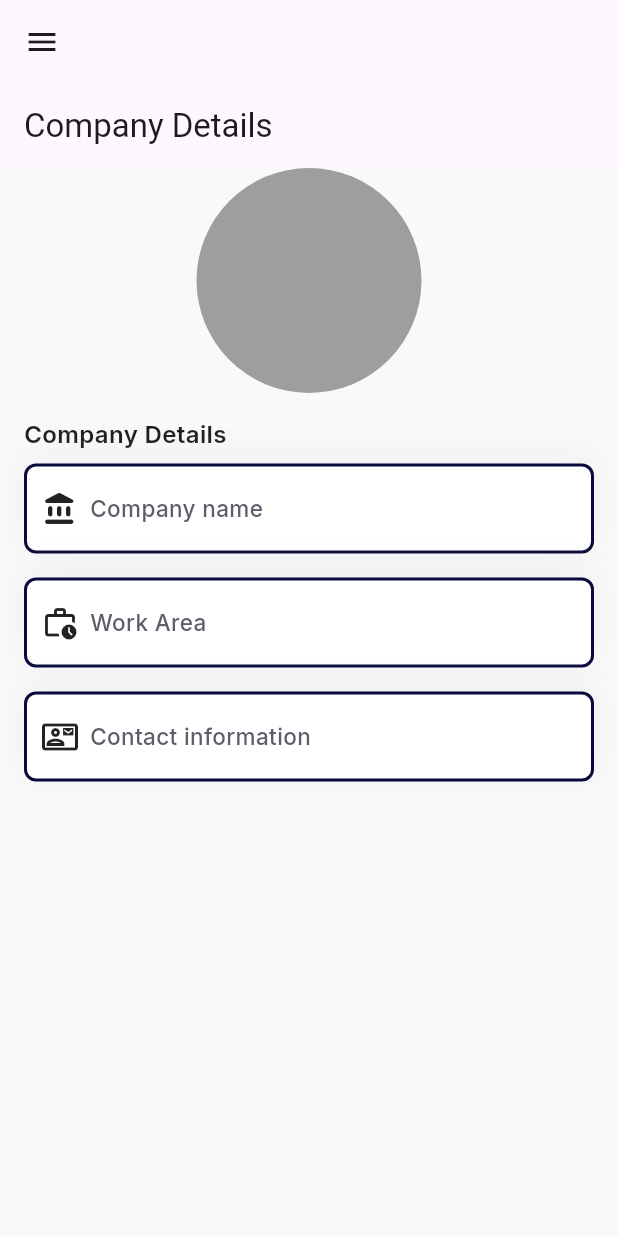
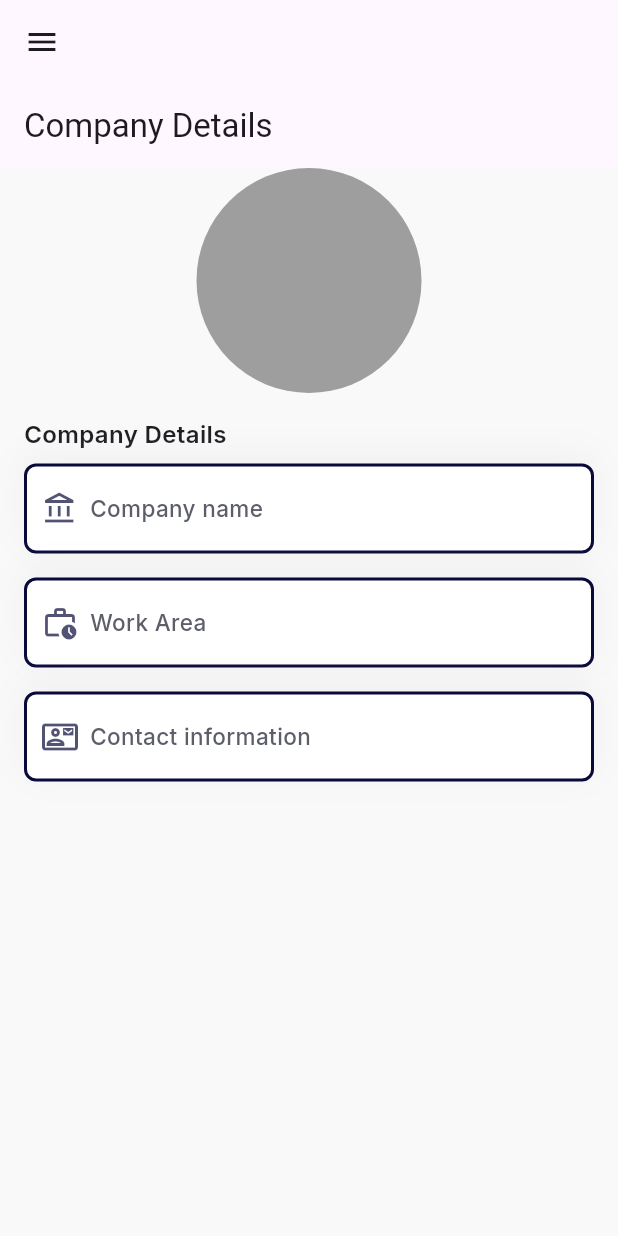
Before and after one commit to siiimaay/tracikfy, a Flutter app: the CompanyDetailView screen opened by its route, on a phone screen of 412 x 824 dp. Run offline on Flutter 3.47's test engine with Material 3 defaults, Android fonts, the phone set to English and light mode, and no system bars; our stand-ins replace bloc, equatable, expandable, flutter_bloc, go_router, google_fonts.

Commit message:
set colors to detail icons

```diff
--- a/lib/features/company/presentation/company_details_view.dart
+++ b/lib/features/company/presentation/company_details_view.dart
@@ -15,31 +15,39 @@ class CompanyDetailView extends StatelessWidget {
       appBar: AppBar(
         title: const Text("Company Details"),
       ),
-      body:  const Column(
+      body: Column(
         crossAxisAlignment: CrossAxisAlignment.center,
         children: [
-          Center(
+          const Center(
               child: CircleAvatar(
             maxRadius: 75,
             backgroundColor: Colors.grey,
           )),
-          SizedBox(height: 16),
+          const SizedBox(height: 16),
           CompanyDetailSection(sectionName: "Company Details", settingsItems: [
             DetailItem(
               text: "Company name",
               valueText: "Value",
-              prefixIcon: Icon(Icons.account_balance_rounded),
+              prefixIcon: Icon(
+                Icons.account_balance_outlined,
+                color: const Color(0xff09093b).withOpacity(0.7),
+              ),
             ),
             DetailItem(
                 text: "Work Area",
                 valueText: "Value",
-                prefixIcon: Icon(Icons.work_history_outlined)),
+                prefixIcon: Icon(
+                  Icons.work_history_outlined,
+                  color: const Color(0xff09093b).withOpacity(0.7),
+                )),
             DetailItem(
                 text: "Contact information",
                 valueText: "Value",
-                prefixIcon: Icon(Icons.contact_mail_outlined)),
+                prefixIcon: Icon(
+                  Icons.contact_mail_outlined,
+                  color: const Color(0xff09093b).withOpacity(0.7),
+                )),
           ]),
-
         ],
       ),
     );
```
